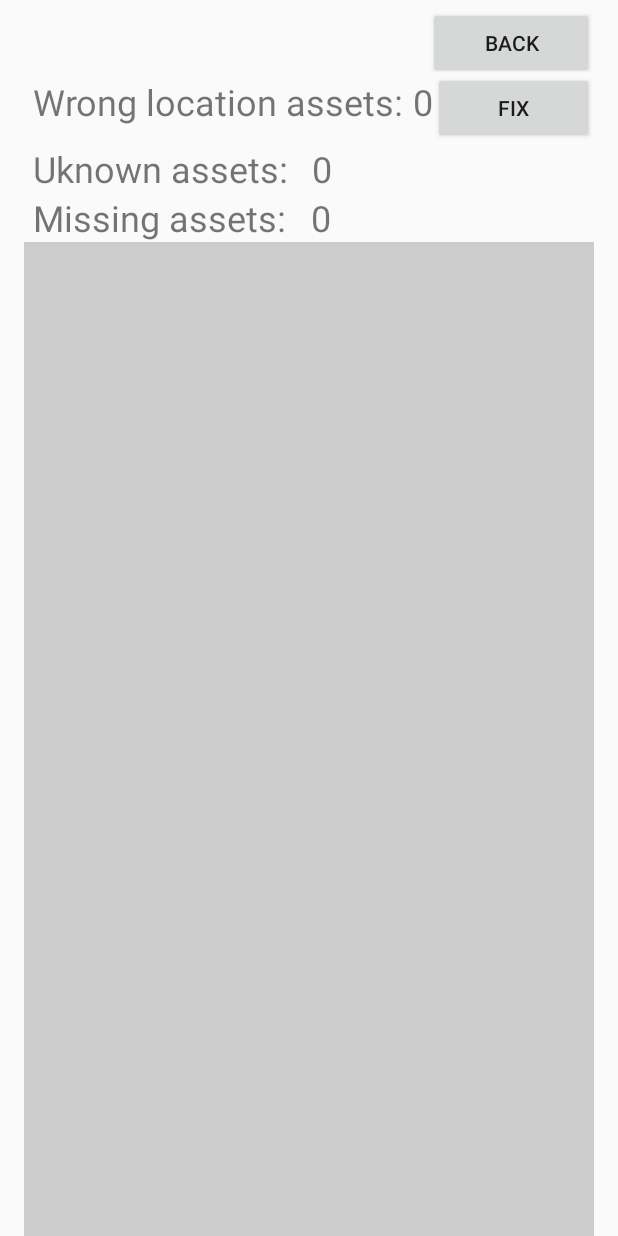
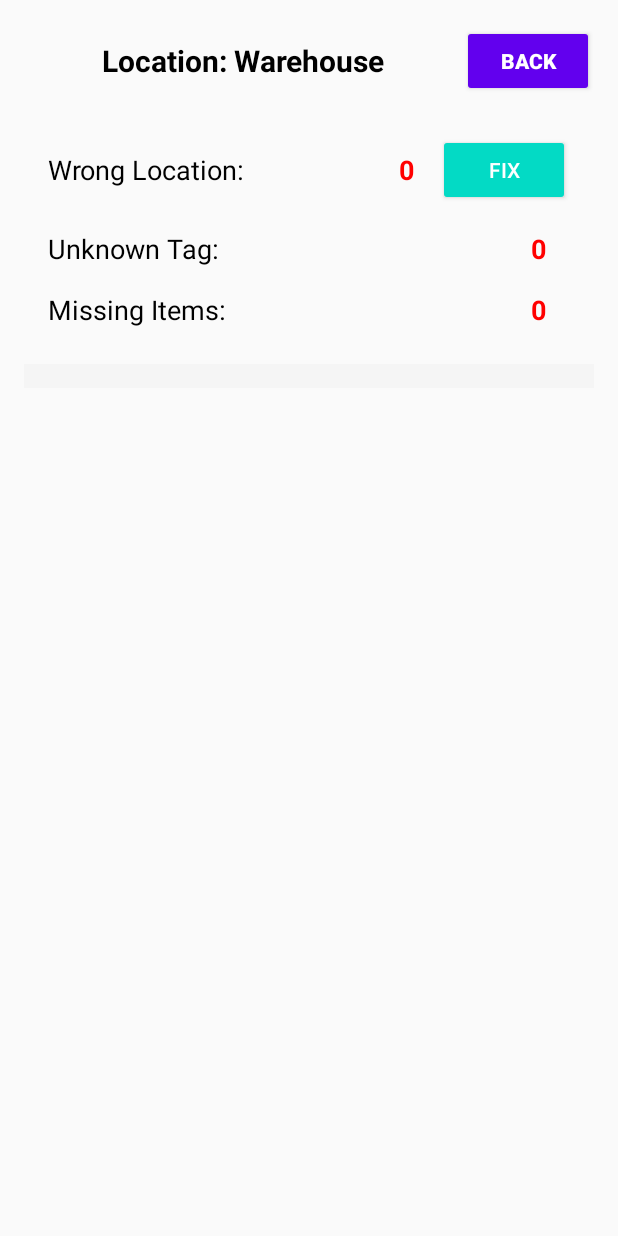
Before and after one commit to Topten1004/ScanAssets, an Android app: the layout activity_check.xml on its own in the app's theme, with its tools: preview values and no code run, on a phone screen of 412 x 824 dp. Run offline under Robolectric (Android 15) with nearby library versions, the phone set to English and light mode, and no system bars.

Commit message:
updated ui

```diff
--- a/app/src/main/java/com/example/ScanAndGo/CheckActivity.java
+++ b/app/src/main/java/com/example/ScanAndGo/CheckActivity.java
@@ -127,9 +127,11 @@ public class CheckActivity extends BaseActivity{
 
                 response = new JsonTaskGetAsset().executeOnExecutor(AsyncTask.THREAD_POOL_EXECUTOR, req).get();
 
+                tvLocationName.setText(response.location_name);
+
                 if (response != null) {
 
-                    AssetsItem temp = new AssetsItem(response.id, tag, response.url);
+                    AssetsItem temp = new AssetsItem(response.id, response.asset_name, tag, response.url);
                     missingItemList.add(temp);
                 }
 
--- a/app/src/main/java/com/example/ScanAndGo/component/ListItemView.java
+++ b/app/src/main/java/com/example/ScanAndGo/component/ListItemView.java
@@ -30,6 +30,8 @@ public class ListItemView extends ArrayAdapter<AssetsItem> {
 
     public String url;
 
+    public String name;
+
     public ListItemView(@NonNull Context context, @NonNull List<AssetsItem> objects) {
 
         super(context, 0, objects);
@@ -46,6 +48,7 @@ public class ListItemView extends ArrayAdapter<AssetsItem> {
 
         ImageView assetImage = convertView.findViewById(R.id.iv_missing_asset_image);
         TextView tvRfid = convertView.findViewById(R.id.tv_asset_rfid);
+        TextView tvName = convertView.findViewById(R.id.tv_list_asset_name);
 
         id = item.id;
 
@@ -55,7 +58,10 @@ public class ListItemView extends ArrayAdapter<AssetsItem> {
 
         barcode = item.barcode;
 
+        name = item.name;
+
         tvRfid.setText(barcode);
+        tvName.setText(name);
 
         return convertView;
     }
--- a/app/src/main/java/com/example/ScanAndGo/dto/AssetsItem.java
+++ b/app/src/main/java/com/example/ScanAndGo/dto/AssetsItem.java
@@ -7,15 +7,19 @@ public class AssetsItem {
     @SerializedName("id")
     public int id;
 
+    @SerializedName("name")
+    public String name;
+
     @SerializedName("barcode")
     public String barcode;
 
     @SerializedName("url")
     public String url;
 
-    public AssetsItem(int _id, String _barcode, String _url) {
+    public AssetsItem(int _id, String _name, String _barcode, String _url) {
 
         this.id = _id;
+        this.name = _name;
         this.barcode = _barcode;
         this.url = _url;
     }
--- a/app/src/main/java/com/example/ScanAndGo/fragment/UHFReadTagFragment.java
+++ b/app/src/main/java/com/example/ScanAndGo/fragment/UHFReadTagFragment.java
@@ -161,6 +161,7 @@ public class UHFReadTagFragment extends Fragment implements View.OnClickListener
 
     public void onCheck()
     {
+        Globals.tagsList.add("00B07A14F42683113007598A");
         if( Globals.tagsList.size() > 0 )
         {
             if(Globals.mode == 1)
--- a/app/src/main/res/layout/activity_check.xml
+++ b/app/src/main/res/layout/activity_check.xml
@@ -1,124 +1,153 @@
-<?xml version="1.0" encoding="utf-8"?>
 <LinearLayout xmlns:android="http://schemas.android.com/apk/res/android"
-    xmlns:app="http://schemas.android.com/apk/res-auto"
-    xmlns:tools="http://schemas.android.com/tools"
-    android:id="@+id/activity_shortcut"
     android:layout_width="match_parent"
     android:layout_height="match_parent"
-    android:paddingLeft="@dimen/activity_horizontal_margin"
-    android:paddingRight="@dimen/activity_horizontal_margin"
     android:orientation="vertical"
-    tools:context="com.example.ScanAndGo.CheckActivity">
+    android:padding="16dp"
+    android:background="#FAFAFA">
 
+    <!-- Header Section with Back Button and Location Name -->
     <LinearLayout
         android:layout_width="match_parent"
-        android:layout_height="wrap_content"
-        android:orientation="horizontal">
+        android:layout_height="57dp"
+        android:gravity="center_vertical"
+        android:orientation="horizontal"
+        android:paddingBottom="8dp">
 
         <TextView
             android:id="@+id/tv_location_name"
-            android:layout_width="269dp"
-            android:layout_height="match_parent"
-            android:paddingTop="12px"
-            android:text=""
-            android:textSize="24sp" />
+            android:layout_width="wrap_content"
+            android:layout_height="wrap_content"
+            android:layout_weight="1"
+            android:gravity="center"
+            android:text="Location: Warehouse"
+            android:textColor="#000000"
+            android:textSize="20sp"
+            android:textStyle="bold" />
 
+        <!-- Back Button (Right) -->
         <Button
             android:id="@+id/btn_back_main"
             android:layout_width="wrap_content"
             android:layout_height="wrap_content"
+            android:backgroundTint="#6200EE"
             android:onClick="OnBackSearchScreen"
-            android:layout_weight="1"
-            android:text="Back" />
+            android:padding="10dp"
+            android:text="Back"
+            android:textColor="#FFFFFF"
+            android:textStyle="bold" />
     </LinearLayout>
 
+    <!-- Wrong Location, Unknown Tag, and Missing Items Information Section -->
     <LinearLayout
         android:layout_width="match_parent"
-        android:layout_height="0dp"
-        android:layout_weight="1"
-        android:orientation="vertical">
+        android:layout_height="wrap_content"
+        android:orientation="vertical"
+        android:padding="8dp">
 
+        <!-- Wrong Location Section -->
         <LinearLayout
-            android:id="@+id/lv_wrong_location"
             android:layout_width="match_parent"
             android:layout_height="wrap_content"
-            android:orientation="horizontal">
+            android:gravity="center_vertical"
+            android:orientation="horizontal"
+            android:padding="8dp">
 
             <TextView
                 android:id="@+id/tv_wrong_label"
-                android:layout_width="wrap_content"
-                android:layout_height="48dp"
-                android:text=" Wrong location assets: "
-                android:textSize="24sp" />
+                android:layout_width="0dp"
+                android:layout_height="wrap_content"
+                android:layout_weight="1"
+                android:text="Wrong Location:"
+                android:textColor="#000000"
+                android:textSize="18sp" />
 
             <TextView
                 android:id="@+id/tv_wrong_count"
                 android:layout_width="wrap_content"
                 android:layout_height="wrap_content"
+                android:layout_marginEnd="16dp"
                 android:text="0"
-                android:textSize="24sp" />
+                android:textColor="#FF0000"
+                android:textSize="18sp"
+                android:textStyle="bold" />
 
             <Button
                 android:id="@+id/btn_fix_wrong_location"
                 android:layout_width="wrap_content"
                 android:layout_height="wrap_content"
-                android:layout_weight="1"
+                android:backgroundTint="#03DAC5"
                 android:onClick="OnFixWrongLocation"
-                android:text="Fix" />
-
+                android:padding="8dp"
+                android:text="Fix"
+                android:textColor="#FFFFFF" />
         </LinearLayout>
 
+        <!-- Unknown Tag Section -->
         <LinearLayout
-            android:id="@+id/lv_unknown_location"
             android:layout_width="match_parent"
             android:layout_height="wrap_content"
-            android:orientation="horizontal">
+            android:orientation="horizontal"
+            android:gravity="center_vertical"
+            android:padding="8dp">
 
             <TextView
                 android:id="@+id/tv_unknown_label"
-                android:layout_width="192dp"
+                android:layout_width="0dp"
                 android:layout_height="wrap_content"
-                android:text=" Uknown assets: "
-                android:textSize="24sp" />
+                android:layout_weight="1"
+                android:text="Unknown Tag:"
+                android:textSize="18sp"
+                android:textColor="#000000" />
 
             <TextView
                 android:id="@+id/tv_unknown_count"
-                android:layout_width="201dp"
+                android:layout_width="wrap_content"
                 android:layout_height="wrap_content"
                 android:text="0"
-                android:textSize="24sp" />
-
+                android:textSize="18sp"
+                android:textColor="#FF0000"
+                android:textStyle="bold"
+                android:layout_marginEnd="16dp" />
         </LinearLayout>
 
+        <!-- Missing Items Section -->
         <LinearLayout
-            android:id="@+id/lv_missing_location"
             android:layout_width="match_parent"
             android:layout_height="wrap_content"
-            android:orientation="horizontal">
+            android:orientation="horizontal"
+            android:gravity="center_vertical"
+            android:padding="8dp">
 
             <TextView
                 android:id="@+id/tv_missing_label"
-                android:layout_width="191dp"
+                android:layout_width="0dp"
                 android:layout_height="wrap_content"
-                android:text=" Missing assets: "
-                android:textSize="24sp" />
+                android:layout_weight="1"
+                android:text="Missing Items:"
+                android:textSize="18sp"
+                android:textColor="#000000" />
 
             <TextView
                 android:id="@+id/tv_missing_count"
-                android:layout_width="199dp"
+                android:layout_width="wrap_content"
                 android:layout_height="wrap_content"
                 android:text="0"
-                android:textSize="24sp" />
-
+                android:textSize="18sp"
+                android:textColor="#FF0000"
+                android:textStyle="bold"
+                android:layout_marginEnd="16dp" />
         </LinearLayout>
-
-        <ListView
-            android:id="@+id/lv_missing_items"
-            android:layout_width="match_parent"
-            android:layout_height="0dp"
-            android:layout_weight="1"
-            android:background="#CCCCCC" />
-
     </LinearLayout>
 
+    <!-- ListView for Missing Items -->
+    <ListView
+        android:id="@+id/lv_missing_items"
+        android:layout_width="match_parent"
+        android:layout_height="wrap_content"
+        android:background="#F5F5F5"
+        android:divider="@android:color/darker_gray"
+        android:dividerHeight="1dp"
+        android:layout_marginTop="8dp"
+        android:padding="8dp" />
+
 </LinearLayout>
--- a/app/src/main/res/layout/list_item_view.xml
+++ b/app/src/main/res/layout/list_item_view.xml
@@ -13,14 +13,28 @@
     <ImageView
         android:id="@+id/iv_missing_asset_image"
         android:layout_width="263dp"
-        android:layout_height="144dp"
+        android:layout_height="match_parent"
         android:layout_weight="1"
         tools:srcCompat="@tools:sample/avatars" />
 
-    <TextView
-        android:id="@+id/tv_asset_rfid"
-        android:layout_width="193dp"
-        android:layout_height="wrap_content" />
+    <LinearLayout
+        android:layout_width="match_parent"
+        android:layout_height="match_parent"
+        android:layout_weight="1"
+        android:orientation="vertical">
+
+        <TextView
+            android:id="@+id/tv_list_asset_name"
+            android:layout_width="match_parent"
+            android:layout_height="wrap_content"
+            android:layout_marginTop="@dimen/activity_horizontal_margin" />
+
+        <TextView
+            android:id="@+id/tv_asset_rfid"
+            android:layout_width="match_parent"
+            android:layout_height="wrap_content" />
+
+    </LinearLayout>
 
     <!-- Trash Button with 15% width -->
 
```
